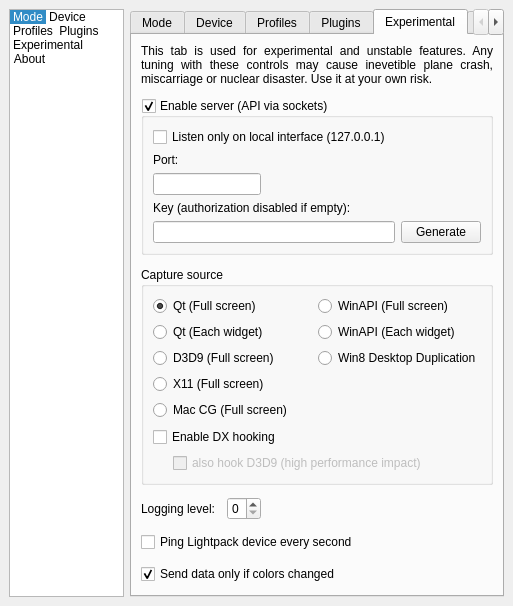
Old version of the form Software/src/SettingsWindow.ui in the repository woodenshark/Lightpack.
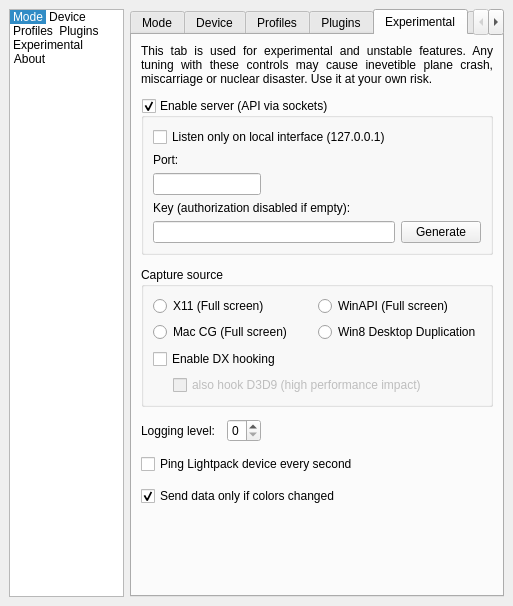
New version of the form. The open tabs and pages were chosen to show the change. Icons and pictures are not drawn. Custom widgets are drawn as their Qt base class.

Diff of the .ui file:
```diff
--- a/Software/src/SettingsWindow.ui
+++ b/Software/src/SettingsWindow.ui
@@ -2098,33 +2098,6 @@
             <layout class="QHBoxLayout" name="horizontalLayout_6">
              <item>
               <layout class="QVBoxLayout" name="verticalLayout_9">
-               <item>
-                <widget class="QRadioButton" name="radioButton_GrabQt">
-                 <property name="text">
-                  <string notr="true">Qt (Full screen)</string>
-                 </property>
-                 <property name="checked">
-                  <bool>true</bool>
-                 </property>
-                </widget>
-               </item>
-               <item>
-                <widget class="QRadioButton" name="radioButton_GrabQt_EachWidget">
-                 <property name="text">
-                  <string notr="true">Qt (Each widget)</string>
-                 </property>
-                 <property name="checked">
-                  <bool>false</bool>
-                 </property>
-                </widget>
-               </item>
-               <item>
-                <widget class="QRadioButton" name="radioButton_GrabD3D9">
-                 <property name="text">
-                  <string notr="true">D3D9 (Full screen)</string>
-                 </property>
-                </widget>
-               </item>
                <item>
                 <widget class="QRadioButton" name="radioButton_GrabX11">
                  <property name="text">
@@ -2163,13 +2136,6 @@
                  </property>
                 </widget>
                </item>
-               <item>
-                <widget class="QRadioButton" name="radioButton_GrabWinAPI_EachWidget">
-                 <property name="text">
-                  <string notr="true">WinAPI (Each widget)</string>
-                 </property>
-                </widget>
-               </item>
                <item>
                 <widget class="QRadioButton" name="radioButton_GrabDDupl">
                  <property name="text">
```
Left out of the diff: 6 changed lines with no effect on the pictures.
